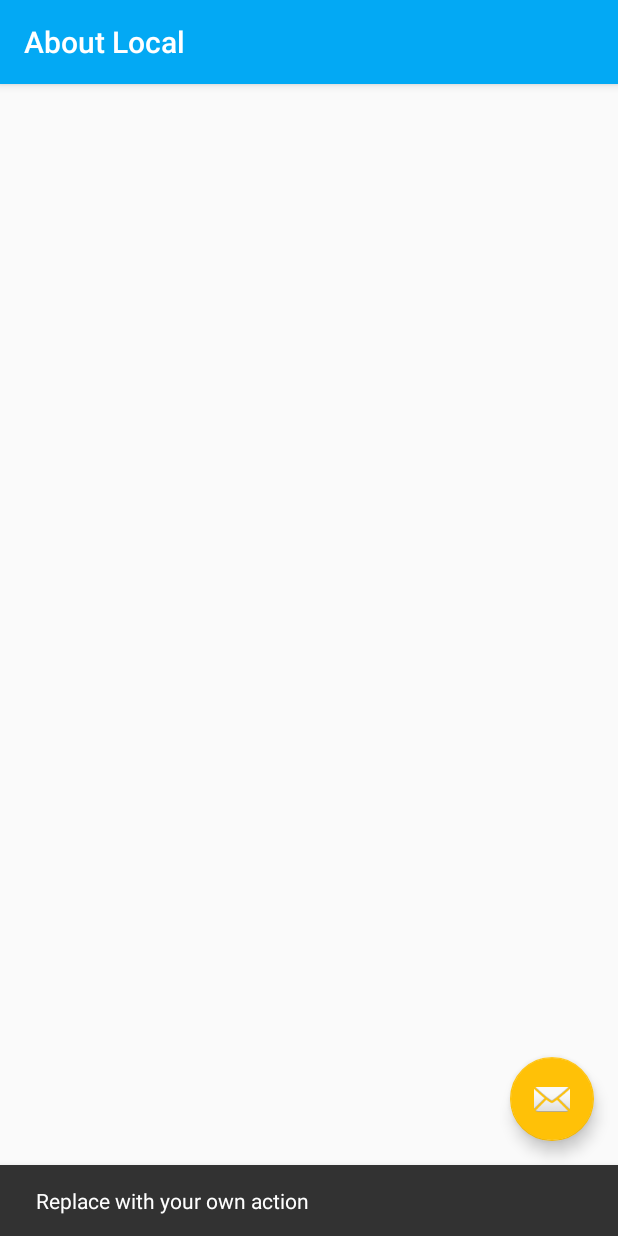
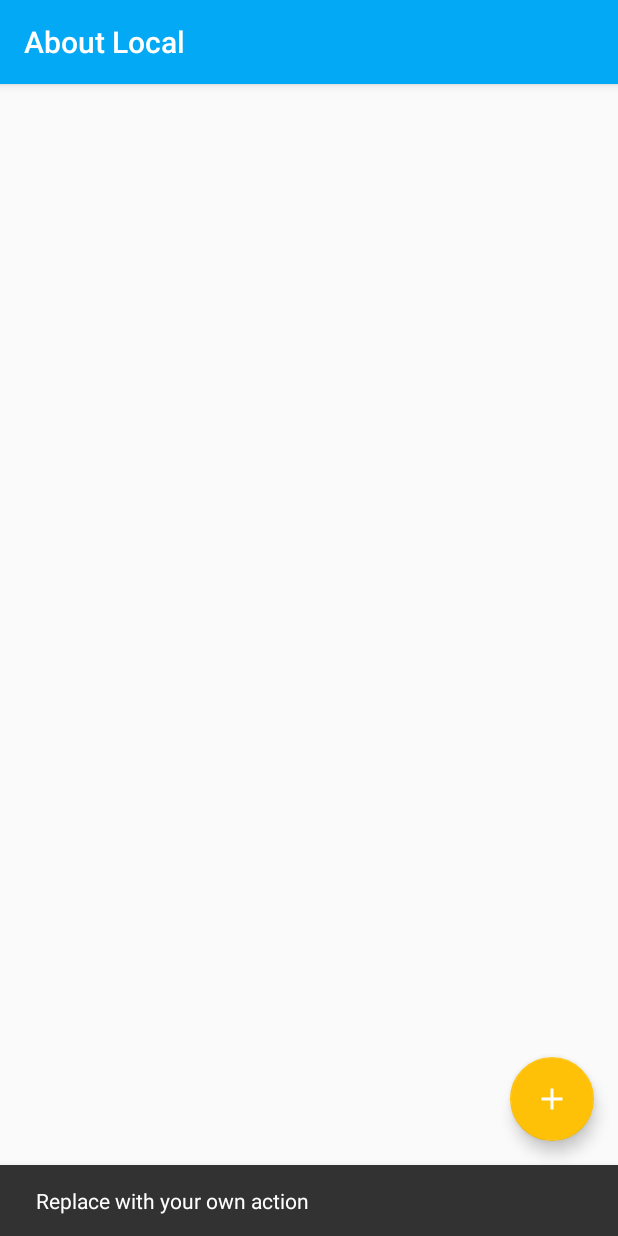
Before and after one commit to Dreadds/app-business-book-android, an Android app: the LocalActivity screen opened directly, with no data from a screen before it, after a tap on an icon or button, on a phone screen of 412 x 824 dp. Run offline under Robolectric (Android 15) with nearby library versions, the phone set to English and light mode, and no system bars.

Commit message:
localActivity better

```diff
--- a/app/src/main/java/com/edu/upc/businessbook/viewcontrollers/adapters/LocalsAdapter.java
+++ b/app/src/main/java/com/edu/upc/businessbook/viewcontrollers/adapters/LocalsAdapter.java
@@ -70,7 +70,7 @@ public class LocalsAdapter extends RecyclerView.Adapter<LocalsAdapter.ViewHolder
         private void updateView(final Local local){
             titleTextView.setText(local.getName());
             nameTextView.setText(local.getAddress());
-            localLayout.setOnClickListener(new View.OnClickListener() {
+            exploreTextView.setOnClickListener(new View.OnClickListener() {
                 @Override
                 public void onClick(View v) {
                     Context context = v.getContext();
--- a/app/src/main/res/layout/activity_local.xml
+++ b/app/src/main/res/layout/activity_local.xml
@@ -28,6 +28,6 @@
         android:layout_height="wrap_content"
         android:layout_gravity="bottom|end"
         android:layout_margin="@dimen/fab_margin"
-        app:srcCompat="@android:drawable/ic_dialog_email" />
+        app:srcCompat="@drawable/ic_add_white_24dp" />
 
 </android.support.design.widget.CoordinatorLayout>
```
